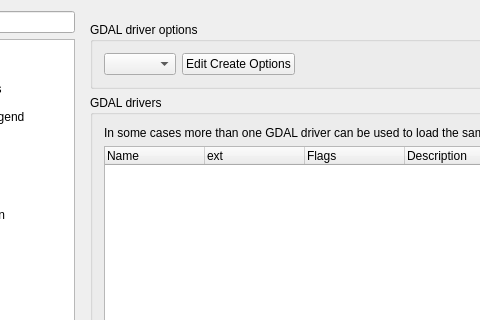
This is src/ui/qgsoptionsbase.ui in qgis/QGIS as Qt 5 draws it before an edit; both pictures show x 86 to 566 and y 0 to 320 of the 1029 by 878 pixel window. The edited form follows.
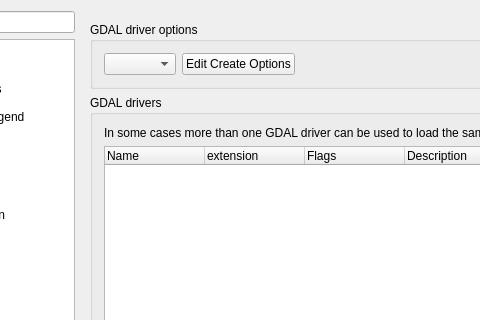
This is the edited form. The open tabs and pages were chosen to show the change. Icons and pictures are not drawn. Custom widgets are drawn as their Qt base class.

Commit message:
Use complete word
there's enough place

The edit to the form file:
```diff
--- a/src/ui/qgsoptionsbase.ui
+++ b/src/ui/qgsoptionsbase.ui
@@ -4783,7 +4783,7 @@
                     </column>
                     <column>
                      <property name="text">
-                      <string>ext</string>
+                      <string>extension</string>
                      </property>
                     </column>
                     <column>
```
